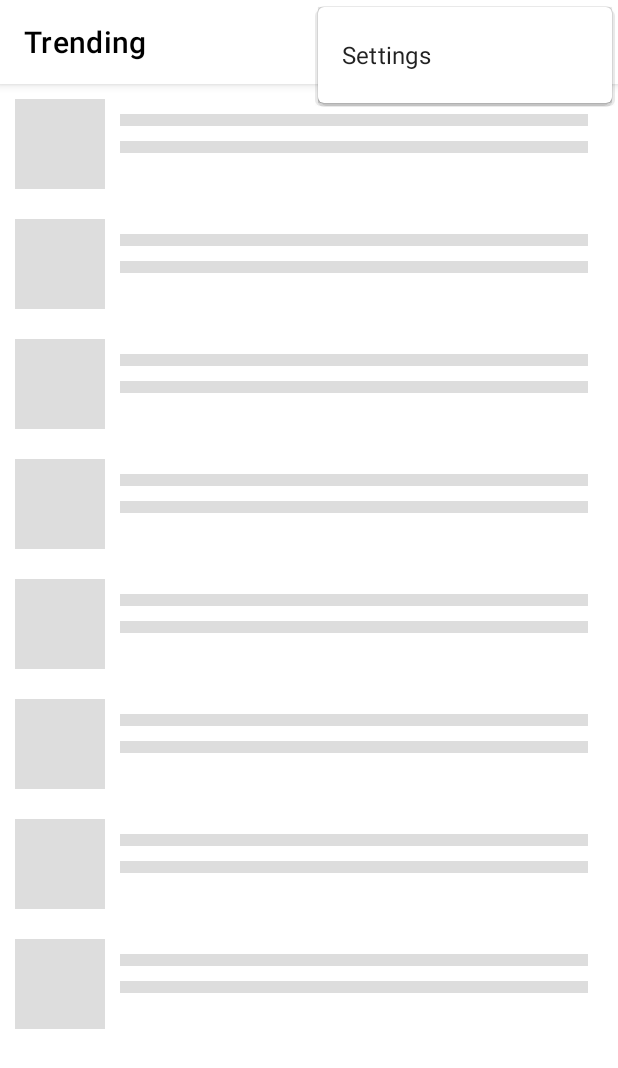
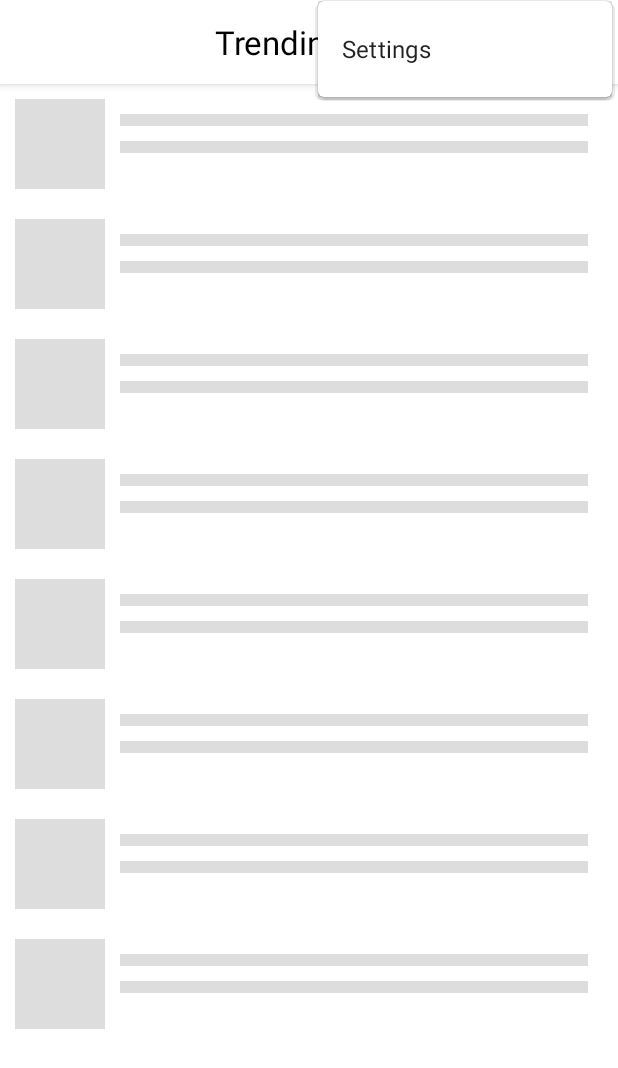
Before and after one commit to snehas13/TrendingGitRepo, an Android app: the screen it shows after launch (MainActivity), with the options menu open, on a phone screen of 412 x 824 dp. Shown: the top 1068 px of the screen. Run offline under Robolectric (Android 15) with nearby library versions, the phone set to English and light mode, and no system bars; our stand-ins replace Picasso, Shimmer; libraries missing offline, so code that uses them is left out: jp.wasabeef.picasso, org.koin.standalone; pictures from the network do not load; 4 statements that could not run were skipped.

Commit message:
Handled orientation change. alignment of title in center. circle cropping of imageview from picasso. debugged color filter for language color display. called periodic work manager init from main screen.

```diff
--- a/app/build.gradle
+++ b/app/build.gradle
@@ -60,4 +60,5 @@ dependencies {
     implementation 'io.reactivex.rxjava2:rxjava:2.2.0'
     implementation 'io.reactivex.rxjava2:rxandroid:2.1.0'
     implementation 'com.squareup.picasso:picasso:2.71828'
+    implementation 'jp.wasabeef:picasso-transformations:2.2.1'
 }
--- a/app/src/main/java/com/learn/gitrepo/framework/bgtask/DownloadWorker.kt
+++ b/app/src/main/java/com/learn/gitrepo/framework/bgtask/DownloadWorker.kt
@@ -19,6 +19,7 @@ class DownloadWorker(context : Context, workerParams : WorkerParameters) : Corou
     override suspend fun doWork(): Result = coroutineScope {
         val jobs = async {
 
+            Log.e(TAG,"Executing work manager: doWork()")
             interactors.fetchGitRepos(object : ServerCallback {
                 override fun onError() {
                     Log.e(TAG,"Error downloading the Gitrepo")
--- a/app/src/main/java/com/learn/gitrepo/framework/di/AppModule.kt
+++ b/app/src/main/java/com/learn/gitrepo/framework/di/AppModule.kt
@@ -6,8 +6,10 @@ import com.learn.gitrepo.framework.interactors.Interactors
 import com.learn.usecases.AddGitRepos
 import com.learn.usecases.FetchGitRepos
 import com.learn.usecases.GetGitRepos
+import io.reactivex.schedulers.Schedulers.single
 import org.koin.android.ext.koin.androidContext
 import org.koin.dsl.module.module
+
 
 val repoModule = module {
     single {
--- a/app/src/main/java/com/learn/gitrepo/presentation/view/MainActivity.kt
+++ b/app/src/main/java/com/learn/gitrepo/presentation/view/MainActivity.kt
@@ -14,6 +14,10 @@ import com.learn.gitrepo.presentation.viewmodel.MainViewModel
 
 import kotlinx.android.synthetic.main.activity_main.*
 import kotlinx.android.synthetic.main.content_main.*
+import androidx.work.*
+import com.learn.gitrepo.framework.bgtask.DownloadWorker
+import java.util.concurrent.TimeUnit
+
 
 class MainActivity : AppCompatActivity() {
 
@@ -24,34 +28,71 @@ class MainActivity : AppCompatActivity() {
         super.onCreate(savedInstanceState)
         setContentView(R.layout.activity_main)
         setSupportActionBar(toolbar)
-        shimmerLayout.startShimmerAnimation()
         initView()
 
         viewModel = ViewModelProviders.of(this).get(MainViewModel::class.java)
 
+        if(!viewModel.isActivityInited) {
+            startAnimation()
+            viewModel.fetchRepo()
+        } else {
+            viewModel.getRepos()
+        }
+
         viewModel.repoLiveData.observe(this, Observer {
-            if(shimmerLayout.visibility == View.VISIBLE) {
-                shimmerLayout.stopShimmerAnimation()
-                shimmerLayout.visibility = View.GONE
-            }
+
+            stopAnimation()
+
             if(itemsToRefresh.isRefreshing) {
                 itemsToRefresh.isRefreshing = false
             }
+
             if(it != null && it.isNotEmpty()) {
                 viewErrorScreen(false)
+                viewModel.isActivityInited = true
                 repoAdapter.update(it)
             } else {
                 viewErrorScreen(true)
             }
         })
 
-        viewModel.fetchRepo(this)
+        retryButton.setOnClickListener {
+            startAnimation()
+            viewModel.fetchRepo()
+        }
 
-        retryButton.setOnClickListener {
-            if(viewModel != null) {
-                viewModel.fetchRepo(this)
-            }
+        initWorkManagerTask()
+    }
+
+    fun stopAnimation() {
+        if(shimmerLayout.visibility == View.VISIBLE) {
+            shimmerLayout.stopShimmerAnimation()
+            shimmerLayout.visibility = View.GONE
         }
+    }
+
+    fun startAnimation() {
+        shimmerLayout.visibility = View.VISIBLE
+        shimmerLayout.startShimmerAnimation()
+    }
+
+    fun initWorkManagerTask() {
+        val sendDataBuilder = PeriodicWorkRequest.Builder(
+            DownloadWorker::class.java,
+            20,
+            TimeUnit.MINUTES
+        ).setConstraints(
+                Constraints.Builder()
+                    .setRequiredNetworkType(NetworkType.CONNECTED)
+                    .build()
+            )
+        val periodicWorkRequest = sendDataBuilder
+            .build()
+        WorkManager.getInstance(this).enqueueUniquePeriodicWork(
+            "DownloadWorker",
+            ExistingPeriodicWorkPolicy.KEEP,
+            periodicWorkRequest
+        )
     }
 
     fun viewErrorScreen(status: Boolean) {
@@ -70,7 +111,7 @@ class MainActivity : AppCompatActivity() {
         recyclerView.adapter = repoAdapter
 
         itemsToRefresh.setOnRefreshListener {
-            viewModel?.fetchRepo(this)
+            viewModel.fetchRepo()
         }
     }
 
@@ -89,4 +130,10 @@ class MainActivity : AppCompatActivity() {
             else -> super.onOptionsItemSelected(item)
         }
     }
+
+    override fun onDestroy() {
+        super.onDestroy()
+        stopAnimation()
+
+    }
 }
--- a/app/src/main/java/com/learn/gitrepo/presentation/viewmodel/MainViewModel.kt
+++ b/app/src/main/java/com/learn/gitrepo/presentation/viewmodel/MainViewModel.kt
@@ -1,9 +1,9 @@
 package com.learn.gitrepo.presentation.viewmodel
 
+import android.app.Application
 import android.content.Context
 import android.util.Log
 import androidx.lifecycle.MutableLiveData
-import androidx.lifecycle.ViewModel
 import com.learn.data.ServerCallback
 import com.learn.domain.GitRepo
 import com.learn.gitrepo.framework.interactors.Interactors
@@ -14,23 +14,23 @@ import kotlinx.coroutines.withContext
 import org.koin.standalone.KoinComponent
 import org.koin.standalone.inject
 import android.net.ConnectivityManager
-import android.net.NetworkInfo
-import android.icu.lang.UCharacter.GraphemeClusterBreak.T
 import android.net.NetworkCapabilities
 import android.os.Build
-import android.icu.lang.UCharacter.GraphemeClusterBreak.T
-import android.icu.lang.UCharacter.GraphemeClusterBreak.T
-import android.net.Network
+import androidx.annotation.RequiresApi
+import androidx.lifecycle.AndroidViewModel
 
 
-class MainViewModel : ViewModel(), KoinComponent {
+class MainViewModel(application: Application) : AndroidViewModel(application), KoinComponent {
 
     private val interactors: Interactors by inject()
+    private val context = getApplication<Application>().applicationContext
     val repoLiveData: MutableLiveData<List<GitRepo>> = MutableLiveData()
     val TAG : String = "MainViewModel"
 
-    fun fetchRepo(context: Context) {
-       if(isInternetOn(context)) {
+    var isActivityInited : Boolean = false
+
+    fun fetchRepo() {
+       if(isInternetOn()) {
            Log.d(TAG,"Internet connection available")
            fetchDataFromServer()
        } else {
@@ -40,11 +40,12 @@ class MainViewModel : ViewModel(), KoinComponent {
 
     }
 
-    fun fetchDataFromServer() {
+    private fun fetchDataFromServer() {
 
         GlobalScope.launch {
             withContext(Dispatchers.IO) {
                 interactors.fetchGitRepos(object : ServerCallback {
+
                     override fun onError() {
                         Log.e(TAG,"Error downloading the Gitrepo")
                         repoLiveData.postValue(null)
@@ -70,7 +71,7 @@ class MainViewModel : ViewModel(), KoinComponent {
         }
     }
 
-    private fun isInternetOn(context: Context): Boolean {
+    private fun isInternetOn(): Boolean {
         val connectivityManager =
             context.getSystemService(Context.CONNECTIVITY_SERVICE) as
                     ConnectivityManager
@@ -91,6 +92,7 @@ class MainViewModel : ViewModel(), KoinComponent {
         return false
     }
 
+    @RequiresApi(Build.VERSION_CODES.M)
     private fun postAndroidMInternetCheck(connectivityManager: ConnectivityManager): Boolean {
         val network = connectivityManager.activeNetwork
         val connection = connectivityManager.getNetworkCapabilities(network)
@@ -100,4 +102,9 @@ class MainViewModel : ViewModel(), KoinComponent {
                         connection.hasTransport(NetworkCapabilities.TRANSPORT_CELLULAR))
     }
 
+    override fun onCleared() {
+        super.onCleared()
+        isActivityInited = false
+    }
+
 }
--- a/app/src/main/res/layout/activity_main.xml
+++ b/app/src/main/res/layout/activity_main.xml
@@ -17,7 +17,16 @@
             android:layout_height="?attr/actionBarSize"
             android:background="?attr/colorPrimary"
             app:popupTheme="@style/AppTheme.PopupOverlay"
-            app:titleTextColor="@color/black" />
+            app:titleTextColor="@color/black" >
+            <TextView
+                android:layout_width="match_parent"
+                android:layout_height="match_parent"
+                android:text="@string/app_name"
+                android:gravity = "center"
+                android:textColor="@color/black"
+                android:textSize="@dimen/big_text"
+                android:id="@+id/toolbar_title" />
+        </androidx.appcompat.widget.Toolbar>
 
     </com.google.android.material.appbar.AppBarLayout>
 
--- a/app/src/main/res/menu/menu_main.xml
+++ b/app/src/main/res/menu/menu_main.xml
@@ -6,5 +6,6 @@
         android:id="@+id/action_settings"
         android:orderInCategory="100"
         android:title="@string/action_settings"
+        android:icon="@mipmap/menu"
         app:showAsAction="never" />
 </menu>
--- a/app/src/main/res/values/dimens.xml
+++ b/app/src/main/res/values/dimens.xml
@@ -1,7 +1,7 @@
 <resources>
     <dimen name="fab_margin">16dp</dimen>
-    <dimen name="small_text">12sp</dimen>
-    <dimen name="normal_text">16sp</dimen>
-    <dimen name="big_text">20sp</dimen>
+    <dimen name="small_text">14sp</dimen>
+    <dimen name="normal_text">18sp</dimen>
+    <dimen name="big_text">22sp</dimen>
 
 </resources>
--- a/app/src/main/res/values/styles.xml
+++ b/app/src/main/res/values/styles.xml
@@ -1,12 +1,4 @@
 <resources>
-
-    <!-- Base application theme. -->
-    <!--<style name="AppTheme" parent="Theme.AppCompat.Light.DarkActionBar"> -->
-        <!-- Customize your theme here. -->
-        <!-- <item name="colorPrimary">@color/toolbar_color</item>
-        <item name="colorPrimaryDark">@color/toolbar_color</item>
-        <item name="colorAccent">@color/colorAccent</item>
-    </style>-->
 
     <style name="AppTheme.NoActionBar">
         <item name="windowActionBar">false</item>
@@ -21,5 +13,9 @@
         <item name="colorPrimary">@color/toolbar_color</item>
         <item name="colorPrimaryDark">@color/toolbar_color</item>
         <item name="colorAccent">@color/colorAccent</item>
+        <item name="android:actionOverflowButtonStyle">@style/MyActionButtonOverflow</item>
+    </style>
+    <style name="MyActionButtonOverflow" parent="android:style/Widget.Holo.ActionButton.Overflow">
+        <item name="android:src">@mipmap/menu</item>
     </style>
 </resources>
--- a/domain/src/main/java/com/learn/domain/GitRepo.kt
+++ b/domain/src/main/java/com/learn/domain/GitRepo.kt
@@ -1,7 +1,6 @@
 package com.learn.domain
 
 data class GitRepo(
-    val id : Int,
     val author : String,
     val name : String,
     val avatar : String,
```
Also changed, not shown: app/src/main/java/com/learn/gitrepo/presentation/adapters/RepoAdapter.kt (+6 -7 lines).
